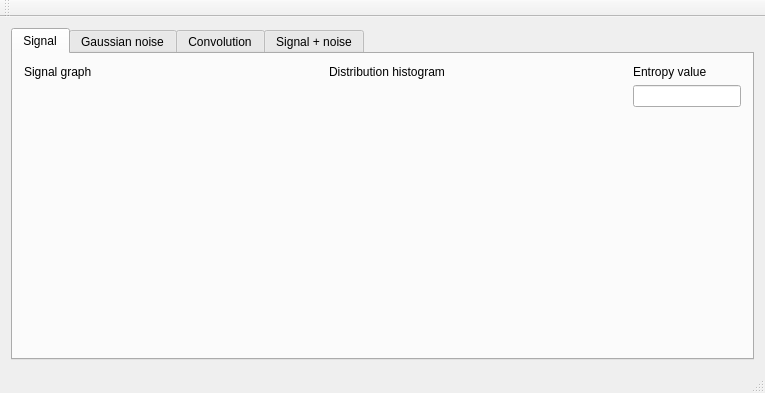
Before: the Qt Designer form Practice_1/code/mainwindow.ui in ArnMips/itmo_InformationTheory, drawn with Qt 5.
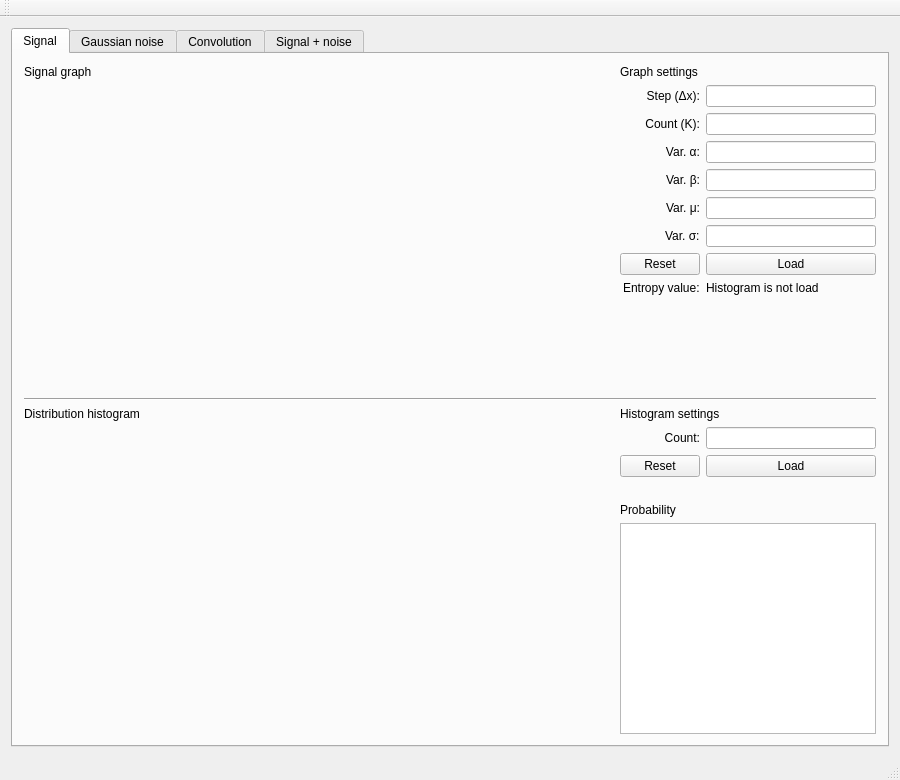
After: the same form once the commit is applied. Custom widgets are drawn as their Qt base class.

Diff of the .ui file:
```diff
--- a/Practice_1/code/mainwindow.ui
+++ b/Practice_1/code/mainwindow.ui
@@ -6,8 +6,8 @@
    <rect>
     <x>0</x>
     <y>0</y>
-    <width>765</width>
-    <height>393</height>
+    <width>900</width>
+    <height>780</height>
    </rect>
   </property>
   <property name="windowTitle">
@@ -39,49 +39,304 @@
        <attribute name="title">
         <string>Signal</string>
        </attribute>
-       <layout class="QGridLayout" name="gridLayout_2" rowstretch="0,0,0" columnstretch="1,1,0">
-        <item row="1" column="0" rowspan="2">
-         <widget class="QCustomPlot" name="widget" native="true"/>
-        </item>
-        <item row="1" column="1" rowspan="2">
-         <widget class="QCustomPlot" name="widget_2" native="true"/>
-        </item>
-        <item row="1" column="2">
-         <widget class="QLineEdit" name="lineEdit"/>
-        </item>
-        <item row="0" column="2">
-         <widget class="QLabel" name="label_3">
-          <property name="text">
-           <string>Entropy value</string>
-          </property>
-         </widget>
-        </item>
-        <item row="0" column="1">
-         <widget class="QLabel" name="label_2">
-          <property name="text">
-           <string>Distribution histogram </string>
-          </property>
-         </widget>
-        </item>
-        <item row="2" column="2">
-         <spacer name="verticalSpacer">
+       <layout class="QGridLayout" name="gridLayout_2" columnstretch="1,0">
+        <item row="1" column="0" colspan="2">
+         <widget class="Line" name="line">
           <property name="orientation">
-           <enum>Qt::Vertical</enum>
+           <enum>Qt::Horizontal</enum>
           </property>
-          <property name="sizeHint" stdset="0">
-           <size>
-            <width>20</width>
-            <height>40</height>
-           </size>
-          </property>
-         </spacer>
+         </widget>
+        </item>
+        <item row="0" column="1">
+         <layout class="QVBoxLayout" name="verticalLayout_2" stretch="0,1">
+          <item>
+           <widget class="QLabel" name="lbl_signalSettings">
+            <property name="text">
+             <string>Graph settings</string>
+            </property>
+           </widget>
+          </item>
+          <item>
+           <layout class="QFormLayout" name="formLayout">
+            <property name="labelAlignment">
+             <set>Qt::AlignRight|Qt::AlignTrailing|Qt::AlignVCenter</set>
+            </property>
+            <item row="0" column="1">
+             <widget class="QLineEdit" name="line_signalStep">
+              <property name="placeholderText">
+               <string/>
+              </property>
+             </widget>
+            </item>
+            <item row="1" column="0">
+             <widget class="QLabel" name="lbl_signalCount">
+              <property name="text">
+               <string>Count (K):</string>
+              </property>
+              <property name="alignment">
+               <set>Qt::AlignRight|Qt::AlignTrailing|Qt::AlignVCenter</set>
+              </property>
+             </widget>
+            </item>
+            <item row="1" column="1">
+             <widget class="QLineEdit" name="line_signalCount"/>
+            </item>
+            <item row="2" column="0">
+             <widget class="QLabel" name="lbl_signalAlfa">
+              <property name="text">
+               <string>Var. α:</string>
+              </property>
+              <property name="alignment">
+               <set>Qt::AlignRight|Qt::AlignTrailing|Qt::AlignVCenter</set>
+              </property>
+             </widget>
+            </item>
+            <item row="2" column="1">
+             <widget class="QLineEdit" name="line_signalAlfa"/>
+            </item>
+            <item row="3" column="0">
+             <widget class="QLabel" name="lbl_signalBeta">
+              <property name="text">
+               <string>Var. β:</string>
+              </property>
+              <property name="alignment">
+               <set>Qt::AlignRight|Qt::AlignTrailing|Qt::AlignVCenter</set>
+              </property>
+             </widget>
+            </item>
+            <item row="3" column="1">
+             <widget class="QLineEdit" name="line_signalBeta"/>
+            </item>
+            <item row="4" column="0">
+             <widget class="QLabel" name="lbl_signalMu">
+              <property name="text">
+               <string>Var. μ:</string>
+              </property>
+              <property name="alignment">
+               <set>Qt::AlignRight|Qt::AlignTrailing|Qt::AlignVCenter</set>
+              </property>
+             </widget>
+            </item>
+            <item row="4" column="1">
+             <widget class="QLineEdit" name="line_signalMu"/>
+            </item>
+            <item row="6" column="0">
+             <widget class="QPushButton" name="pushBtn_signaReset">
+              <property name="text">
+               <string>Reset</string>
+              </property>
+             </widget>
+            </item>
+            <item row="6" column="1">
+             <widget class="QPushButton" name="pushBtn_signalLoad">
+              <property name="enabled">
+               <bool>true</bool>
+              </property>
+              <property name="text">
+               <string>Load</string>
+              </property>
+             </widget>
+            </item>
+            <item row="7" column="1">
+             <widget class="QLabel" name="lbl_signalentropyValue">
+              <property name="text">
+               <string>Histogram is not load</string>
+              </property>
+             </widget>
+            </item>
+            <item row="0" column="0">
+             <widget class="QLabel" name="lbl_signalStep">
+              <property name="sizePolicy">
+               <sizepolicy hsizetype="Preferred" vsizetype="Preferred">
+                <horstretch>0</horstretch>
+                <verstretch>0</verstretch>
+               </sizepolicy>
+              </property>
+              <property name="text">
+               <string>Step (Δx):</string>
+              </property>
+              <property name="alignment">
+               <set>Qt::AlignRight|Qt::AlignTrailing|Qt::AlignVCenter</set>
+              </property>
+             </widget>
+            </item>
+            <item row="5" column="0">
+             <widget class="QLabel" name="lbl_signalSigma">
+              <property name="text">
+               <string>Var. σ:</string>
+              </property>
+             </widget>
+            </item>
+            <item row="5" column="1">
+             <widget class="QLineEdit" name="line_signalSigma"/>
+            </item>
+            <item row="7" column="0">
+             <widget class="QLabel" name="lbl_signalEntropy">
+              <property name="text">
+               <string>Entropy value:</string>
+              </property>
+             </widget>
+            </item>
+           </layout>
+          </item>
+         </layout>
+        </item>
+        <item row="2" column="0">
+         <layout class="QVBoxLayout" name="verticalLayout_4" stretch="0,1">
+          <item>
+           <widget class="QLabel" name="lbl_signalHist">
+            <property name="text">
+             <string>Distribution histogram </string>
+            </property>
+           </widget>
+          </item>
+          <item>
+           <widget class="QCustomPlot" name="wdg_signalHist" native="true"/>
+          </item>
+         </layout>
+        </item>
+        <item row="2" column="1">
+         <layout class="QVBoxLayout" name="verticalLayout_5">
+          <item>
+           <widget class="QLabel" name="lbl__signalHistSettings">
+            <property name="text">
+             <string>Histogram settings</string>
+            </property>
+           </widget>
+          </item>
+          <item>
+           <layout class="QFormLayout" name="formLayout_2">
+            <property name="labelAlignment">
+             <set>Qt::AlignRight|Qt::AlignTrailing|Qt::AlignVCenter</set>
+            </property>
+            <item row="0" column="0">
+             <widget class="QLabel" name="lbl_signalHistCount">
+              <property name="text">
+               <string>Count:</string>
+              </property>
+              <property name="alignment">
+               <set>Qt::AlignRight|Qt::AlignTrailing|Qt::AlignVCenter</set>
+              </property>
+             </widget>
+            </item>
+            <item row="0" column="1">
+             <widget class="QLineEdit" name="line_signalHistCount"/>
+            </item>
+            <item row="1" column="0">
+             <widget class="QPushButton" name="pushBtn_signalHistReset">
+              <property name="text">
+               <string>Reset</string>
+              </property>
+             </widget>
+            </item>
+            <item row="1" column="1">
+             <widget class="QPushButton" name="pushBtn_signalHistLoad">
+              <property name="text">
+               <string>Load</string>
+              </property>
+             </widget>
+            </item>
+            <item row="2" column="1">
+             <widget class="QLabel" name="lbl_signalHistError">
+              <property name="palette">
+               <palette>
+                <active>
+                 <colorrole role="WindowText">
+                  <brush brushstyle="SolidPattern">
+                   <color alpha="255">
+                    <red>170</red>
+                    <green>0</green>
+                    <blue>0</blue>
+                   </color>
+                  </brush>
+                 </colorrole>
+                 <colorrole role="Text">
+                  <brush brushstyle="SolidPattern">
+                   <color alpha="255">
+                    <red>170</red>
+                    <green>0</green>
+                    <blue>0</blue>
+                   </color>
+                  </brush>
+                 </colorrole>
+                </active>
+                <inactive>
+                 <colorrole role="WindowText">
+                  <brush brushstyle="SolidPattern">
+                   <color alpha="255">
+                    <red>170</red>
+                    <green>0</green>
+                    <blue>0</blue>
+                   </color>
+                  </brush>
+                 </colorrole>
+                 <colorrole role="Text">
+                  <brush brushstyle="SolidPattern">
+                   <color alpha="255">
+                    <red>170</red>
+                    <green>0</green>
+                    <blue>0</blue>
+                   </color>
+                  </brush>
+                 </colorrole>
+                </inactive>
+                <disabled>
+                 <colorrole role="WindowText">
+                  <brush brushstyle="SolidPattern">
+                   <color alpha="96">
+                    <red>164</red>
+                    <green>166</green>
+                    <blue>168</blue>
+                   </color>
+                  </brush>
+                 </colorrole>
+                 <colorrole role="Text">
+                  <brush brushstyle="SolidPattern">
+                   <color alpha="96">
+                    <red>164</red>
+                    <green>166</green>
+                    <blue>168</blue>
+                   </color>
+                  </brush>
+                 </colorrole>
+                </disabled>
+               </palette>
+              </property>
+              <property name="autoFillBackground">
+               <bool>false</bool>
+              </property>
+              <property name="text">
+               <string/>
+              </property>
+             </widget>
+            </item>
+           </layout>
+          </item>
+          <item>
+           <widget class="QLabel" name="lbl_signalHistProbability">
+            <property name="text">
+             <string>Probability</string>
+            </property>
+           </widget>
+          </item>
+          <item>
+           <widget class="QTableWidget" name="tblWdg_signalHist"/>
+          </item>
+         </layout>
         </item>
         <item row="0" column="0">
-         <widget class="QLabel" name="label">
-          <property name="text">
-           <string>Signal graph</string>
-          </property>
-         </widget>
+         <layout class="QVBoxLayout" name="verticalLayout_3" stretch="0,1">
+          <item>
+           <widget class="QLabel" name="lbl_signalGraph">
+            <property name="text">
+             <string>Signal graph</string>
+            </property>
+           </widget>
+          </item>
+          <item>
+           <widget class="QCustomPlot" name="wdg_signalGraph" native="true"/>
+          </item>
+         </layout>
         </item>
        </layout>
       </widget>
```
Left out of the diff: 2 changed lines with no effect on the pictures.
